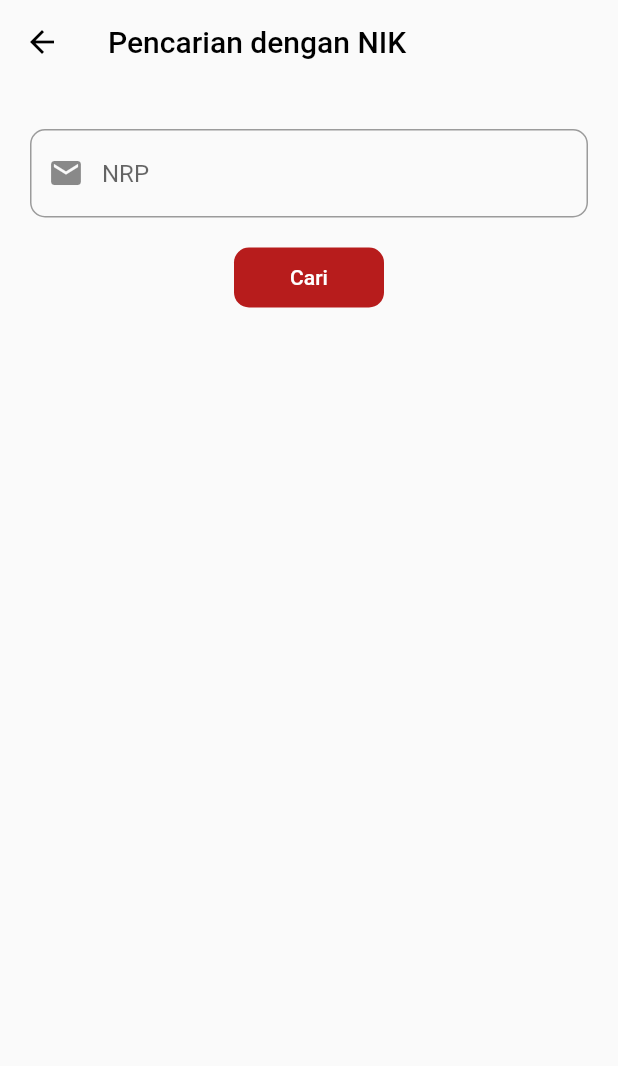
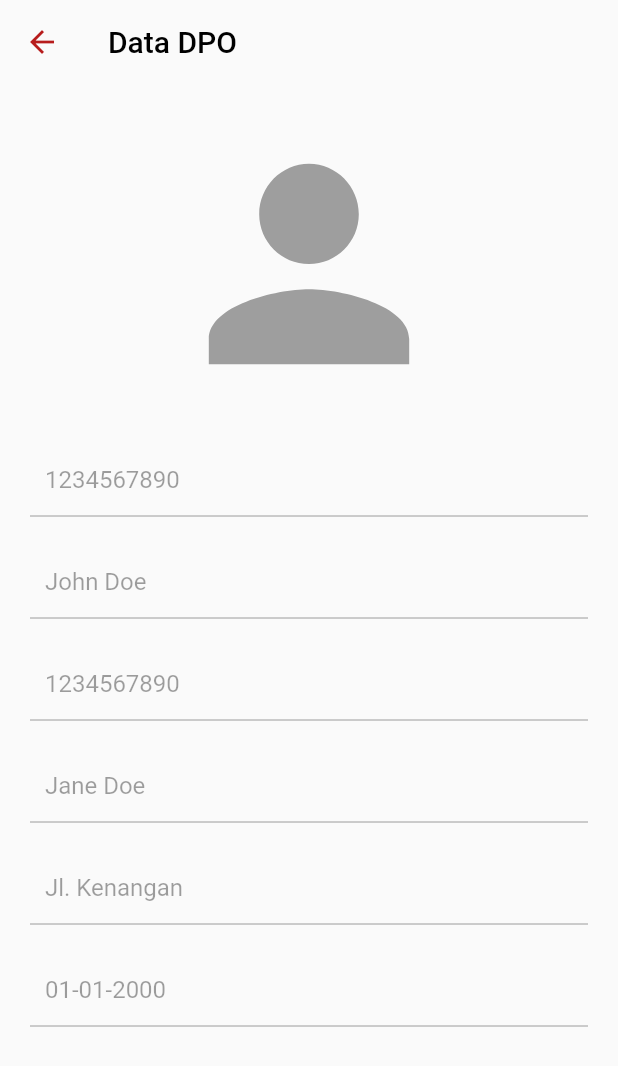
Before and after one commit to iamalinurdin/polres_app, a Flutter app: the NikPage screen opened directly, after a tap on "Cari", on a phone screen of 412 x 824 dp. Shown: the top 1066 px of the screen. Run offline on Flutter 3.47's test engine with Material 2 defaults, Android fonts, the phone set to English and light mode, and no system bars; our stand-ins replace flutter_map, latlong2, pinput, timelines.

Commit message:
slicing halaman

```diff
--- /dev/null
+++ b/lib/pages/evidence.dart
@@ -0,0 +1,104 @@
+import 'package:flutter/material.dart';
+
+class EvidencePage extends StatefulWidget {
+  const EvidencePage({Key? key}) : super(key: key);
+
+  @override
+  State<EvidencePage> createState() => _EvidencePageState();
+}
+
+class _EvidencePageState extends State<EvidencePage> {
+  @override
+
+  var report_number = '1234567890';
+  var evidence_name = 'John Doe';
+  var id_number = '1234567890';
+  var guardian_name = 'Jane Doe';
+  var address = 'Jl. Kenangan';
+  var date = '01-01-2000';
+
+  Widget build(BuildContext context) {
+    return Scaffold(
+      appBar: AppBar(
+        title: Text(
+          'Data DPO',
+          style: TextStyle(
+            color: Colors.black
+          ),
+        ),
+        backgroundColor: Colors.transparent,
+        elevation: 0,
+        leading: BackButton(
+          color: Colors.red[900],
+        ),
+        centerTitle: false,
+      ),
+      body: ListView(
+        padding: EdgeInsets.all(20),
+        children: [
+          Center(
+            child: Icon(
+              Icons.person,
+              size: 200,
+              color: Colors.grey,
+            ),
+          ),
+          SizedBox(height: 20),
+          TextFormField(
+            decoration: InputDecoration(
+              hintText: 'Nomor Laporan Polisi',
+              contentPadding: EdgeInsets.all(10)
+            ),
+            initialValue: report_number,
+            enabled: false,
+          ),
+          SizedBox(height: 20),
+          TextFormField(
+            decoration: InputDecoration(
+                hintText: 'Nama Tersangka',
+                contentPadding: EdgeInsets.all(10)
+            ),
+            initialValue: evidence_name,
+            enabled: false,
+          ),
+          SizedBox(height: 20),
+          TextFormField(
+            decoration: InputDecoration(
+                hintText: 'NIK Tersangka',
+                contentPadding: EdgeInsets.all(10)
+            ),
+            initialValue: id_number,
+            enabled: false,
+          ),
+          SizedBox(height: 20),
+          TextFormField(
+            decoration: InputDecoration(
+                hintText: 'Nama Orang Tua Tersangka',
+                contentPadding: EdgeInsets.all(10)
+            ),
+            initialValue: guardian_name,
+            enabled: false,
+          ),
+          SizedBox(height: 20),
+          TextFormField(
+            decoration: InputDecoration(
+                hintText: 'Alamat Tersangka',
+                contentPadding: EdgeInsets.all(10)
+            ),
+            initialValue: address,
+            enabled: false,
+          ),
+          SizedBox(height: 20),
+          TextFormField(
+            decoration: InputDecoration(
+                hintText: 'Nomor Laporan Polisi',
+                contentPadding: EdgeInsets.all(10)
+            ),
+            initialValue: date,
+            enabled: false,
+          ),
+        ],
+      ),
+    );
+  }
+}
--- a/lib/search/nik.dart
+++ b/lib/search/nik.dart
@@ -1,4 +1,5 @@
 import 'package:flutter/material.dart';
+import 'package:polres_app/pages/evidence.dart';
 
 class NikPage extends StatefulWidget {
   const NikPage({Key? key}) : super(key: key);
@@ -43,7 +44,9 @@ class _NikPageState extends State<NikPage> {
               height: 40,
               child: TextButton(
                 onPressed: () {
-
+                  Navigator.push(context, MaterialPageRoute(builder: (context) {
+                    return EvidencePage();
+                  }));
                 },
                 child: Text(
                   'Cari',
--- a/pubspec.yaml
+++ b/pubspec.yaml
@@ -36,6 +36,8 @@ dependencies:
   cupertino_icons: ^1.0.2
   pinput: ^2.2.11
   timelines: ^0.1.0
+  flutter_polyline_points: ^1.0.0
+  flutter_map: ^2.2.0
 
 dev_dependencies:
   flutter_test:
```
Also changed, not shown: lib/pages/home.dart (+33 -0 lines), lib/pages/maps.dart (added, +57 -0 lines), pubspec.lock, 1 other file.
